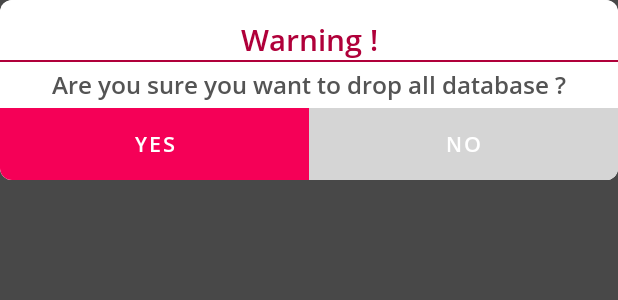
After one commit to meksconways/AreYouExpert-Android, an Android app: the layout custom_dialog_drop_db.xml on its own in the app's theme, with its tools: preview values and no code run, on a phone screen of 412 x 824 dp. The commit adds this screen. Shown: the top 300 px of the screen. Run offline under Robolectric (Android 15) with nearby library versions, the phone set to English and light mode, and no system bars.

Commit message:
reset your progress düzenlendi

```diff
--- a/app/src/main/java/com/meksconway/areyouexpert/data/datasource/local/RoomLocalDataSource.kt
+++ b/app/src/main/java/com/meksconway/areyouexpert/data/datasource/local/RoomLocalDataSource.kt
@@ -5,6 +5,8 @@ import com.meksconway.areyouexpert.data.service.local.entity.QuizCategoryEntity
 import io.reactivex.Observable
 
 interface RoomLocalDataSource {
+
+    fun dropDataBase()
 
     fun getQuizList(): Observable<List<QuizCategoryEntity>>
     fun insertQuiz(quizCategory: QuizCategoryEntity)
--- a/app/src/main/java/com/meksconway/areyouexpert/datasource/local/RoomLocalDataSourceImpl.kt
+++ b/app/src/main/java/com/meksconway/areyouexpert/datasource/local/RoomLocalDataSourceImpl.kt
@@ -2,6 +2,7 @@ package com.meksconway.areyouexpert.datasource.local
 
 import com.meksconway.areyouexpert.data.datasource.local.RoomLocalDataSource
 import com.meksconway.areyouexpert.data.service.local.DaoService
+import com.meksconway.areyouexpert.data.service.local.ExpertDatabase
 import com.meksconway.areyouexpert.data.service.local.entity.NotificationEntity
 import com.meksconway.areyouexpert.data.service.local.entity.QuestionEntity
 import com.meksconway.areyouexpert.data.service.local.entity.QuizCategoryEntity
@@ -9,7 +10,12 @@ import io.reactivex.Observable
 import javax.inject.Inject
 
 class RoomLocalDataSourceImpl
-@Inject constructor(private val daoService: DaoService) : RoomLocalDataSource {
+@Inject constructor(private val daoService: DaoService,
+                    private val db: ExpertDatabase) : RoomLocalDataSource {
+
+    override fun dropDataBase() {
+        db.clearAllTables()
+    }
 
     override fun getQuizList(): Observable<List<QuizCategoryEntity>> = daoService
         .getQuizList().toObservable()
--- /dev/null
+++ b/app/src/main/java/com/meksconway/areyouexpert/ui/view/DropDataBaseDialog.kt
@@ -0,0 +1,26 @@
+package com.meksconway.areyouexpert.ui.view
+
+import android.app.Dialog
+import android.content.Context
+import android.graphics.Color
+import android.graphics.drawable.ColorDrawable
+import android.os.Bundle
+import com.meksconway.areyouexpert.R
+import com.meksconway.areyouexpert.data.datasource.local.RoomLocalDataSource
+import kotlinx.android.synthetic.main.custom_dialog_drop_db.*
+
+class DropDataBaseDialog(context: Context, private val db: RoomLocalDataSource) : Dialog(context) {
+
+    override fun onCreate(savedInstanceState: Bundle?) {
+        super.onCreate(savedInstanceState)
+        setContentView(R.layout.custom_dialog_drop_db)
+        window?.setBackgroundDrawable(ColorDrawable(Color.TRANSPARENT))
+        btn_yes.setOnClickListener{
+            db.dropDataBase()
+        }
+        btn_no.setOnClickListener{
+            if (this.isShowing)this.dismiss()
+        }
+    }
+
+}
--- /dev/null
+++ b/app/src/main/res/layout/custom_dialog_drop_db.xml
@@ -0,0 +1,88 @@
+<?xml version="1.0" encoding="utf-8"?>
+<com.google.android.material.card.MaterialCardView xmlns:android="http://schemas.android.com/apk/res/android"
+    xmlns:app="http://schemas.android.com/apk/res-auto"
+    android:layout_width="match_parent"
+    android:layout_height="wrap_content"
+    android:measureAllChildren="true"
+    app:cardBackgroundColor="@null"
+    app:cardCornerRadius="8dp"
+    app:cardElevation="0dp">
+
+    <LinearLayout
+        android:layout_width="match_parent"
+        android:layout_height="wrap_content"
+        android:background="@color/white"
+        android:orientation="vertical">
+
+        <TextView
+            android:id="@+id/txtWarning"
+            android:layout_width="match_parent"
+            android:layout_height="wrap_content"
+            android:layout_gravity="center"
+            android:paddingTop="12dp"
+            android:text="@string/warning"
+            android:textAlignment="center"
+            android:textSize="20sp"
+            android:fontFamily="@font/opensans_bold"
+            android:textColor="@color/catArtDarkColor"
+            />
+
+
+        <View
+            android:layout_width="match_parent"
+            android:layout_height="1dp"
+            android:background="@color/catArtDarkColor" />
+
+        <TextView
+            android:id="@+id/txtDropDb"
+            android:layout_width="match_parent"
+            android:layout_height="wrap_content"
+            android:paddingTop="4dp"
+            android:text="@string/drop_database"
+            android:textAlignment="center"
+            android:fontFamily="@font/opensans_regular"
+            android:textColor="@color/greyTextColor"
+            android:textSize="16sp"/>
+
+
+        <LinearLayout
+            android:layout_width="match_parent"
+            android:layout_height="0dp"
+            android:orientation="horizontal"
+            android:layout_weight="2"
+            android:paddingTop="4dp">
+
+            <com.google.android.material.button.MaterialButton
+                android:id="@+id/btn_yes"
+                style="@style/Widget.MaterialComponents.Button.UnelevatedButton"
+                android:layout_width="match_parent"
+                android:layout_height="wrap_content"
+                android:layout_weight="1"
+                android:text="@string/yes"
+                app:cornerRadius="0dp"
+                android:insetLeft="0dp"
+                android:insetRight="0dp"
+                android:insetTop="0dp"
+                android:insetBottom="0dp"
+                />
+            <com.google.android.material.button.MaterialButton
+                android:id="@+id/btn_no"
+                style="@style/Widget.MaterialComponents.Button.UnelevatedButton"
+                android:layout_width="match_parent"
+                android:layout_height="wrap_content"
+                android:layout_weight="1"
+                android:backgroundTint="@color/colorAccent"
+                android:text="@string/no"
+                app:cornerRadius="0dp"
+                android:insetLeft="0dp"
+                android:insetRight="0dp"
+                android:insetTop="0dp"
+                android:insetBottom="0dp"
+                />
+
+
+        </LinearLayout>
+
+    </LinearLayout>
+
+</com.google.android.material.card.MaterialCardView>
--- a/app/src/main/res/values/strings.xml
+++ b/app/src/main/res/values/strings.xml
@@ -16,4 +16,8 @@ Click the Text tab to show the XML view of your navigation graph. The XML contai
     <string name="profile">Profile</string>
     <string name="notifications">Notifications</string>
     <string name="settings">Settings</string>
+    <string name="drop_database">Are you sure you want to drop all database ?</string>
+    <string name="yes">Yes</string>
+    <string name="no">No</string>
+    <string name="warning">Warning !</string>
 </resources>
```
